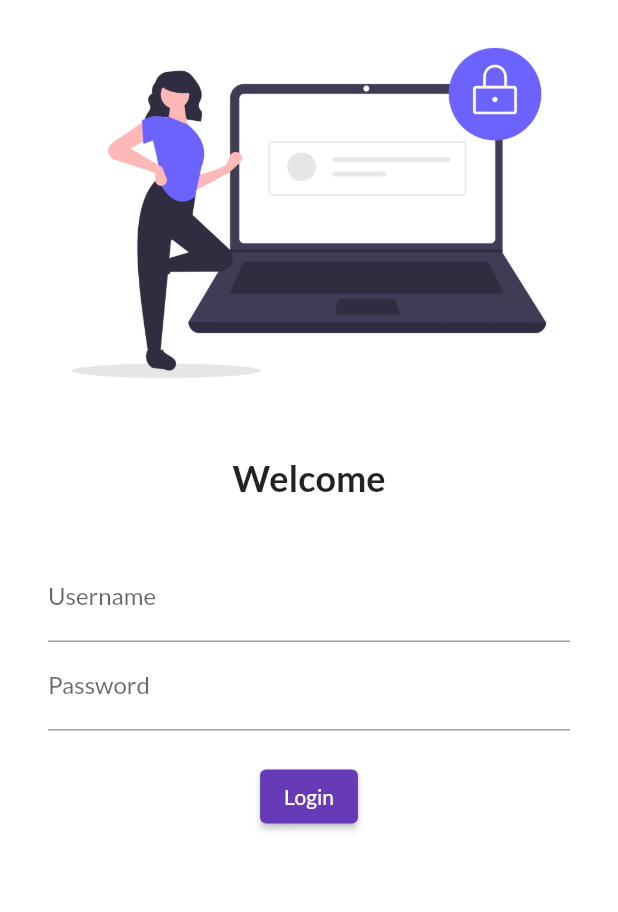
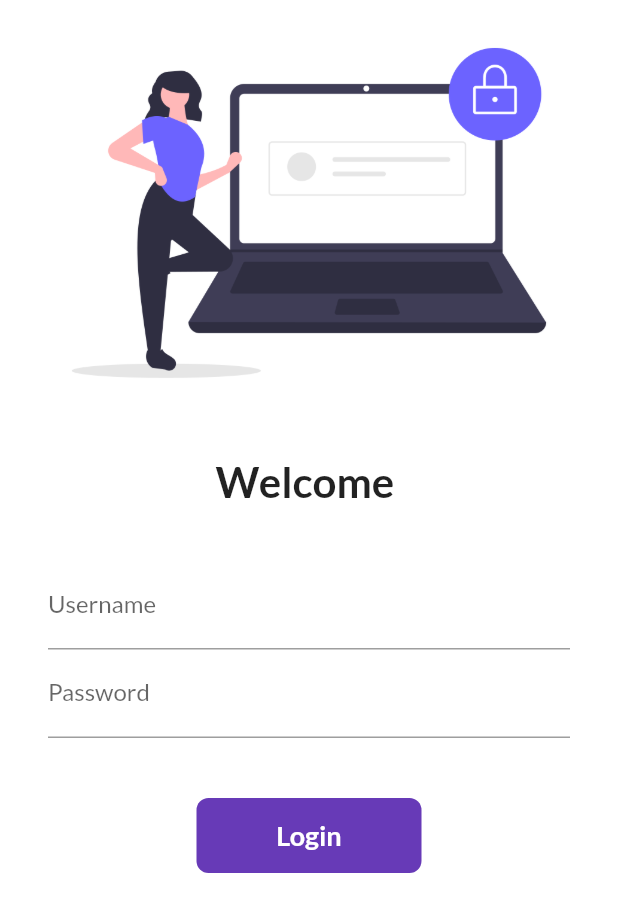
Before and after one commit to abirchanda12/FlutterTutorial, a Flutter app: the screen it shows after launch, on a phone screen of 412 x 824 dp. Shown: the top 912 px of the screen. Run offline on Flutter 3.47's test engine with Material 2 defaults, Android fonts, the phone set to English and light mode, and no system bars; our stand-ins replace google_fonts.

Commit message:
Day 6 completed

```diff
--- a/lib/main.dart
+++ b/lib/main.dart
@@ -1,5 +1,6 @@
 import 'package:flutter/material.dart';
 import 'package:flutter_catelog/pages/login_page.dart';
+import 'package:flutter_catelog/utils/routes.dart';
 import 'package:google_fonts/google_fonts.dart';
 
 import 'pages/home_page.dart';
@@ -25,8 +26,8 @@ class MyApp extends StatelessWidget {
       // initialRoute: "/home",
       routes: {
         "/": (contex) => LoginPage(),
-        "/login": (contex) => LoginPage(),
-        "/home": (contex) => HomePage(),
+        MyRoutes.loginRoute: (contex) => LoginPage(),
+        MyRoutes.homeRoute: (contex) => HomePage(),
       },
     );
   }
--- a/lib/pages/login_page.dart
+++ b/lib/pages/login_page.dart
@@ -1,10 +1,20 @@
 import 'package:flutter/material.dart';
+import 'package:flutter_catelog/utils/routes.dart';
 
-class LoginPage extends StatelessWidget {
+class LoginPage extends StatefulWidget {
+  @override
+  _LoginPageState createState() => _LoginPageState();
+}
+
+class _LoginPageState extends State<LoginPage> {
+  String name = "";
+  bool isLoginClicked = false;
+
   @override
   Widget build(BuildContext context) {
     return Material(
       color: Colors.white,
+      child: SingleChildScrollView(
         child: Column(
           children: [
             Image.asset(
@@ -13,10 +23,10 @@ class LoginPage extends StatelessWidget {
             ),
             SizedBox(height: 20),
             Text(
-            "Welcome",
+              "Welcome $name",
               style: TextStyle(
                 fontWeight: FontWeight.bold,
-              fontSize: 24,
+                fontSize: 28,
               ),
             ),
             SizedBox(height: 20),
@@ -30,6 +40,10 @@ class LoginPage extends StatelessWidget {
                       labelText: "Username",
                       hintText: "Enter Username",
                     ),
+                    onChanged: (value) {
+                      name = value;
+                      setState(() {});
+                    },
                   ),
                   TextFormField(
                     obscureText: true,
@@ -38,19 +52,53 @@ class LoginPage extends StatelessWidget {
                       hintText: "Enter Password",
                     ),
                   ),
-                SizedBox(height: 20),
-                ElevatedButton(
+                  SizedBox(height: 40),
+                  InkWell(
+                    onTap: () async {
+                      setState(() {
+                        isLoginClicked = true;
+                      });
+
+                      await Future.delayed(Duration(seconds: 1));
+                      // print("$isLoginClicked");
+                      Navigator.pushNamed(context, MyRoutes.homeRoute);
+                    },
+                    child: AnimatedContainer(
+                      duration: Duration(seconds: 1),
+                      alignment: Alignment.center,
+                      height: 50,
+                      width: isLoginClicked ? 50 : 150,
+                      child: isLoginClicked
+                          ? Icon(Icons.done, color: Colors.white)
+                          : Text(
+                              "Login",
+                              style: TextStyle(
+                                fontSize: 18,
+                                color: Colors.white,
+                                fontWeight: FontWeight.bold,
+                              ),
+                            ),
+                      decoration: BoxDecoration(
+                        color: Colors.deepPurple,
+                        borderRadius:
+                            BorderRadius.circular(isLoginClicked ? 50 : 8),
+                      ),
+                    ),
+                  ),
+                  /* ElevatedButton(
                     onPressed: () {
-                    print("Hello");
+                      // print("Hello");
+                      Navigator.pushNamed(context, MyRoutes.homeRoute);
                     },
                     child: Text("Login"),
-                  style: TextButton.styleFrom(),
-                ),
+                    style: TextButton.styleFrom(minimumSize: Size(120, 45)),
+                  ), */
                 ],
               ),
             ),
           ],
         ),
+      ),
     );
   }
 }
--- /dev/null
+++ b/lib/utils/routes.dart
@@ -0,0 +1,4 @@
+class MyRoutes{
+  static String loginRoute = "/login";
+  static String homeRoute = "/home";
+}
```
Lines whose indentation alone changed are shown as unchanged.
